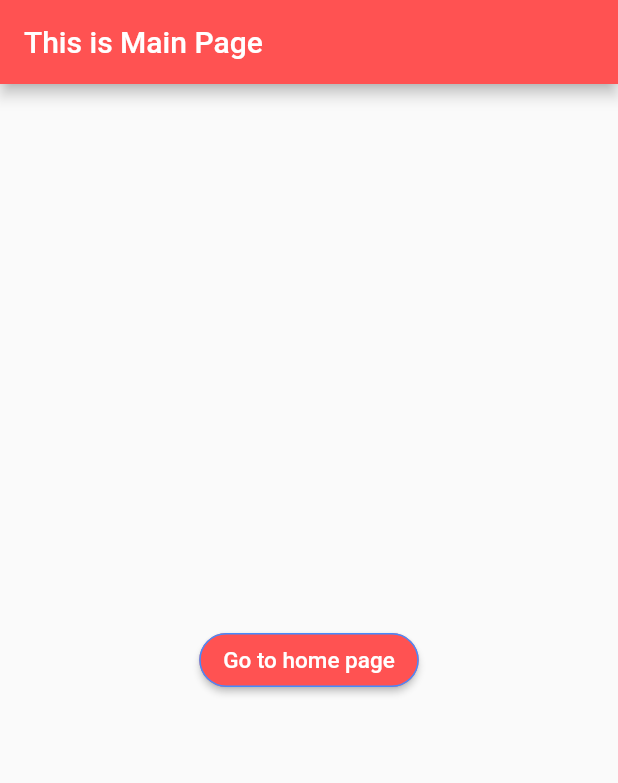
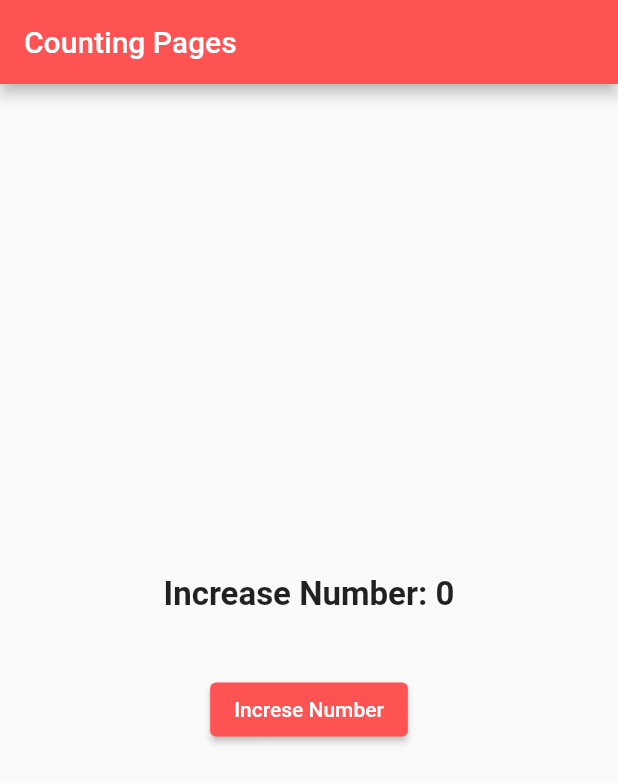
Before and after one commit to FahadKhan007/getX-FLutter, a Flutter app: the screen it shows after launch, on a phone screen of 412 x 824 dp. Shown: the top 783 px of the screen. Run offline on Flutter 3.47's test engine with Material 2 defaults, Android fonts, the phone set to English and light mode, and no system bars; our stand-ins replace get.

Commit message:
Simple State management by getX

```diff
--- a/lib/main.dart
+++ b/lib/main.dart
@@ -1,74 +1,52 @@
 import 'package:flutter/material.dart';
 import 'package:get/get.dart';
-import 'package:getx/homepage.dart';
-import 'package:getx/productpage.dart';
 
 void main() {
-  runApp(const MyApp());
+  runApp(MyApp());
 }
 
 class MyApp extends StatelessWidget {
-  const MyApp({super.key});
+  var count = 0.obs;
+  void increaseNum() {
+    count++;
+  }
 
   @override
   Widget build(BuildContext context) {
     return GetMaterialApp(
       debugShowCheckedModeBanner: false,
-      title: "Hey we are learning getX",
-
-      // named route using getX
-
-      initialRoute: '/',
-      defaultTransition: Transition.zoom,
-      getPages: [
-        GetPage(
-          name: "/",
-          page: () => const MyApp(),
-        ),
-        GetPage(
-          name: "/HomePage",
-          page: () => const HomePage(),
-        ),
-        GetPage(
-          name: "/ProductPage",
-          page: () => const ProductPage(),
-        ),
-      ],
+      title: "Hey we are learning state management using getX",
       home: Scaffold(
         appBar: AppBar(
           backgroundColor: Colors.redAccent,
-          title: const Text("This is Main Page"),
+          title: const Text("Counting Pages"),
         ),
         body: Center(
           child: Column(
             mainAxisAlignment: MainAxisAlignment.center,
             crossAxisAlignment: CrossAxisAlignment.center,
             children: <Widget>[
+              Obx(
+                () => Text(
+                  "Increase Number: $count",
+                  style: const TextStyle(
+                    fontSize: 22,
+                    fontWeight: FontWeight.bold,
+                  ),
+                ),
+              ),
+              const SizedBox(
+                height: 40,
+              ),
               ElevatedButton(
                 style: ButtonStyle(
-                  backgroundColor: MaterialStateProperty.all(
-                    Colors.redAccent,
-                  ),
-                  shape: MaterialStateProperty.all<RoundedRectangleBorder>(
-                    RoundedRectangleBorder(
-                      borderRadius: BorderRadius.circular(22),
-                      side: const BorderSide(
-                        color: Colors.blueAccent,
-                      ),
-                    ),
-                  ),
+                  backgroundColor: MaterialStateProperty.all(Colors.redAccent),
                 ),
                 onPressed: () {
-                  Get.toNamed('/HomePage'); //named route
+                  increaseNum();
                 },
-                child: const Text(
-                  "Go to home page",
-                  style: TextStyle(
-                    fontSize: 15,
-                    color: Colors.white,
-                  ),
-                ),
-              )
+                child: const Text("Increse Number"),
+              ),
             ],
           ),
         ),
```
Also changed, not shown: lib/homepage.dart (deleted, +0 -41 lines), lib/productpage.dart (deleted, +0 -55 lines).
